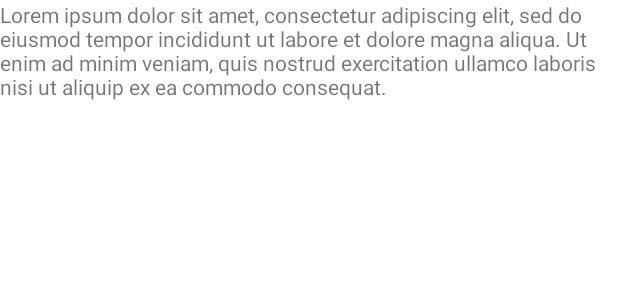
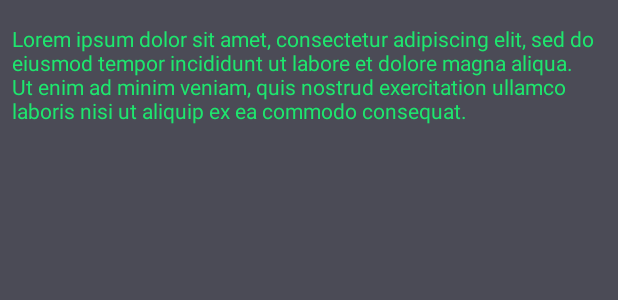
Before and after one commit to masterwok/coinme-news, an Android app: the layout fragment_article.xml on its own in the app's theme, with its tools: preview values and no code run, on a phone screen of 412 x 824 dp. Shown: the top 300 px of the screen. Run offline under Robolectric (Android 15) with nearby library versions, the phone set to English and light mode, and no system bars.

Commit message:
Minor styling text changes

```diff
--- a/app/src/main/java/com/masterwok/coinme/features/news/fragments/ArticleFragment.kt
+++ b/app/src/main/java/com/masterwok/coinme/features/news/fragments/ArticleFragment.kt
@@ -45,7 +45,7 @@ class ArticleFragment : Fragment() {
     }
 
     private fun configure(article: Article) = with(binding) {
-        textViewContent.text = article.description
+        textViewContent.text = article.content
     }
 
     companion object {
--- a/app/src/main/res/layout/fragment_article.xml
+++ b/app/src/main/res/layout/fragment_article.xml
@@ -4,6 +4,7 @@
     xmlns:tools="http://schemas.android.com/tools"
     android:layout_width="match_parent"
     android:layout_height="match_parent"
+    android:background="@color/primaryLightColor"
     tools:context=".features.news.fragments.ArticleFragment">
 
     <androidx.constraintlayout.widget.ConstraintLayout
@@ -14,6 +15,10 @@
             android:id="@+id/textViewContent"
             android:layout_width="match_parent"
             android:layout_height="wrap_content"
+            android:layout_marginStart="8dp"
+            android:layout_marginEnd="8dp"
+            android:layout_marginTop="16dp"
+            android:textColor="@color/primaryTextColor"
             app:layout_constraintBottom_toBottomOf="parent"
             app:layout_constraintEnd_toEndOf="parent"
             app:layout_constraintStart_toStartOf="parent"
--- a/app/src/main/res/navigation/nav_graph.xml
+++ b/app/src/main/res/navigation/nav_graph.xml
@@ -17,7 +17,7 @@
     <fragment
         android:id="@+id/articleFragment"
         android:name="com.masterwok.coinme.features.news.fragments.ArticleFragment"
-        android:label="fragment_article"
+        android:label=""
         tools:layout="@layout/fragment_article" />
 
 </navigation>
--- a/app/src/main/res/values/colors.xml
+++ b/app/src/main/res/values/colors.xml
@@ -6,7 +6,7 @@
     <color name="secondaryColor">#1ee66e</color>
     <color name="secondaryLightColor">#6dff9e</color>
     <color name="secondaryDarkColor">#00b23f</color>
-    <color name="primaryTextColor">#1ee66e</color>
+    <color name="primaryTextColor">@color/coinme_green</color>
     <color name="secondaryTextColor">#000000</color>
 
     <color name="coinme_green">#1EE66E</color>
```
